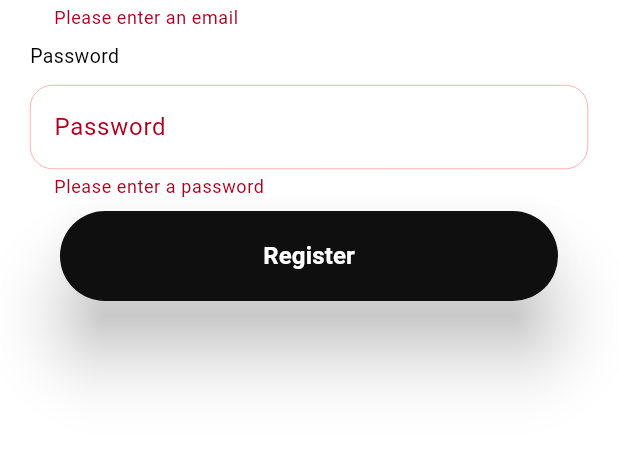
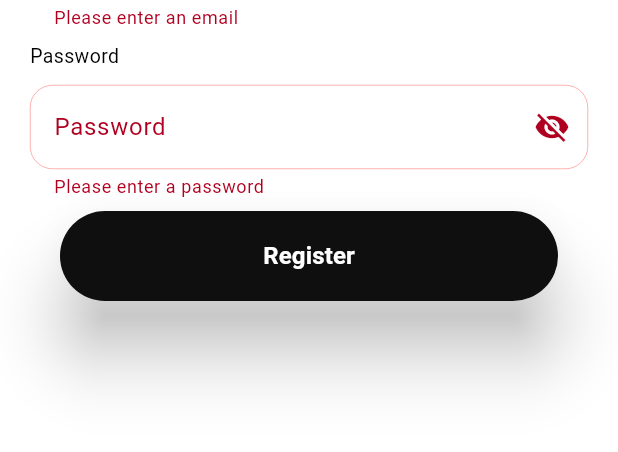
Before and after one commit to shahadat-coder/Zaylo, a Flutter app: the RegisterScreen screen opened by its route, after a tap on "Register", on a phone screen of 412 x 824 dp, the part 143-595 px from its top. Run offline on Flutter 3.47's test engine with Material 3 defaults, Android fonts, the phone set to English and light mode, and no system bars; our stand-ins replace carousel_slider, contained_tab_bar_view, firebase_auth, firebase_core, get, salomon_bottom_bar and 1 more; accounts and stored records are empty; network calls fail.

Commit message:
homeScreen design has done

```diff
--- a/lib/Routes/route_destinations.dart
+++ b/lib/Routes/route_destinations.dart
@@ -6,6 +6,8 @@ import 'package:zaylo/Views/button_sheet/buttonsheet.dart';
 
 import 'package:zaylo/Views/splash/splash.dart';
 import 'package:zaylo/Views/welcome/welcome_screen.dart';
+
+import '../Views/navigation_bar/navigation_bar.dart';
 
 class RouteDestinations{
   static List<GetPage> pages = [
@@ -29,6 +31,10 @@ class RouteDestinations{
       name: RouteNames.buttonsheet,
       page: ()=> const ButtonsheetWidget(),
     ),
+    GetPage(
+      name: RouteNames.buttonNav,
+      page: ()=> const BottomNavBaseScreen(),
+    ),
   ];
 
 }
--- a/lib/Routes/route_name.dart
+++ b/lib/Routes/route_name.dart
@@ -4,4 +4,5 @@ class RouteNames{
   static const String register = '/register';
   static const String welcome = '/welcome';
   static const String buttonsheet = '/buttonsheet';
+  static const String buttonNav = '/buttonNav';
 }
--- a/lib/Views/auths/register_screens.dart
+++ b/lib/Views/auths/register_screens.dart
@@ -15,7 +15,7 @@ class _RegisterScreenState extends State<RegisterScreen> {
   final GlobalKey<FormState> _formKey = GlobalKey<FormState>();
   final TextEditingController _emailController = TextEditingController();
   final TextEditingController _passwordController = TextEditingController();
-
+  bool _isPasswordVisible = false;
   final FirebaseAuth _auth = FirebaseAuth.instance;
 
   String? _validateName(String? value) {
@@ -87,6 +87,10 @@ class _RegisterScreenState extends State<RegisterScreen> {
               CustomTextField(
                 label: 'Email',
                 hintText: 'Enter your email',
+                hintStyle: TextStyle(
+                    fontSize: 13,
+                    fontWeight: FontWeight.w300
+                ),
                 controller: _emailController,
                 validator: _validateEmail,
               ),
@@ -103,10 +107,25 @@ class _RegisterScreenState extends State<RegisterScreen> {
               CustomTextField(
                 label: 'Password',
                 hintText: 'Enter your password',
-                controller: _passwordController,
-                validator: _validatePassword,
-                isSecured: true,
-              ),
+                hintStyle: TextStyle(
+                    fontSize: 13,
+                    fontWeight: FontWeight.w300
+                ),
+                trailing: IconButton(
+    onPressed: () {
+    setState(() {
+    _isPasswordVisible = !_isPasswordVisible; // Toggle visibility
+    });
+    },
+    icon: Icon(
+    _isPasswordVisible ? Icons.visibility : Icons.visibility_off,
+    ),
+    ),
+    controller: _passwordController,
+    validator: _validatePassword, // Ensure this method exists
+    isSecured: !_isPasswordVisible, // Pass the state to the CustomTextField
+    ),
+
               Padding(
                 padding: const EdgeInsets.symmetric(horizontal: 20, vertical: 8),
                 child: CustomButton(
--- a/lib/Widget/custom_text_field.dart
+++ b/lib/Widget/custom_text_field.dart
@@ -2,26 +2,26 @@ import 'package:flutter/material.dart';
 import '../utils/colors.dart';
 
 class CustomTextField extends StatefulWidget {
-  final String label;
+  final String? label;
   final String hintText;
   final bool isSecured;
   final Widget? trailing;
   final TextStyle? labelStyle;
-  final TextEditingController controller;
+  final TextEditingController? controller;
   final String? Function(String?)? validator; // Function to validate input
   final TextStyle? hintStyle;
   final void Function(String)? onChanged;
 
   const CustomTextField({
     super.key,
-    required this.label,
+    this.label,
     required this.hintText,
     this.isSecured = false, // Default to false
     this.trailing,
     this.onChanged, // Deprecated, use controller instead
     this.hintStyle,
     this.labelStyle,
-    required this.controller,
+    this.controller,
     this.validator,
   });
 
--- a/pubspec.yaml
+++ b/pubspec.yaml
@@ -42,6 +42,8 @@ dependencies:
   get: ^4.6.6
   shared_preferences: ^2.3.3
   contained_tab_bar_view: ^0.8.0
+  salomon_bottom_bar: ^3.3.2
+  carousel_slider: ^5.0.0
 dev_dependencies:
   flutter_test:
     sdk: flutter
```
Also changed, not shown: lib/Views/Wish_list/wish_list.dart (added, +19 -0 lines), lib/Views/auths/login_screen.dart (+21 -3 lines), lib/Views/category/category_screen.dart (added, +19 -0 lines), lib/Views/home/home_screens.dart (+54 -3 lines), lib/Views/navigation_bar/navigation_bar.dart (added, +65 -0 lines), lib/Views/profile/profile_screen.dart (added, +19 -0 lines), lib/Widget/MainText.dart (added, +19 -0 lines), lib/Widget/carousel_slider.dart (added, +89 -0 lines), assets/images/zaylo.png, pubspec.lock.
